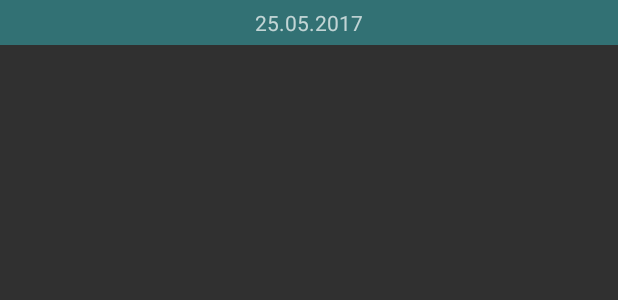
After one commit to JakubDziworski/Chores-Splitter, an Android app: the layout row_tasks_header_date.xml on its own in the app's theme, with its tools: preview values and no code run, on a phone screen of 412 x 824 dp. The commit adds this screen. Shown: the top 300 px of the screen. Run offline under Robolectric (Android 15) with nearby library versions, the phone set to English and light mode, and no system bars.

Commit message:
header with date in task list

```diff
--- a/android/app/build.gradle
+++ b/android/app/build.gradle
@@ -44,6 +44,9 @@ dependencies {
     compile 'com.jakewharton:butterknife:8.5.1'
     compile 'com.squareup.okhttp3:okhttp:3.7.0'
     compile 'com.squareup.okhttp3:logging-interceptor:3.7.0'
+    compile 'org.zakariya.stickyheaders:stickyheaders:0.7.6'
+    compile 'joda-time:joda-time:2.9.9'
+
     annotationProcessor 'com.jakewharton:butterknife-compiler:8.5.1'
 }
 repositories {
--- /dev/null
+++ b/android/app/src/main/res/layout/row_tasks_header_date.xml
@@ -0,0 +1,15 @@
+<?xml version="1.0" encoding="utf-8"?>
+<LinearLayout xmlns:android="http://schemas.android.com/apk/res/android"
+    android:layout_width="match_parent"
+    android:layout_height="@dimen/header_height"
+    android:layout_marginBottom="@dimen/row_spacing"
+    android:gravity="center"
+    android:background="#327174"
+    android:orientation="horizontal">
+
+    <TextView
+        android:id="@+id/row_tasks_header_date_txt"
+        android:layout_width="wrap_content"
+        android:layout_height="wrap_content"
+        android:text="25.05.2017" />
+</LinearLayout>
--- a/android/app/src/main/res/values/dimen.xml
+++ b/android/app/src/main/res/values/dimen.xml
@@ -1,6 +1,7 @@
 <?xml version="1.0" encoding="utf-8"?>
 <resources>
     <dimen name="row_height">50dp</dimen>
+    <dimen name="header_height">30dp</dimen>
     <dimen name="row_spacing">5dp</dimen>
 
     <dimen name="activity_horizontal_margin">16dp</dimen>
```
Also changed, not shown: android/app/src/main/java/dziworski/kuba/com/chores_splitter_android/controller/common/TasksListController.kt (+53 -14 lines).
